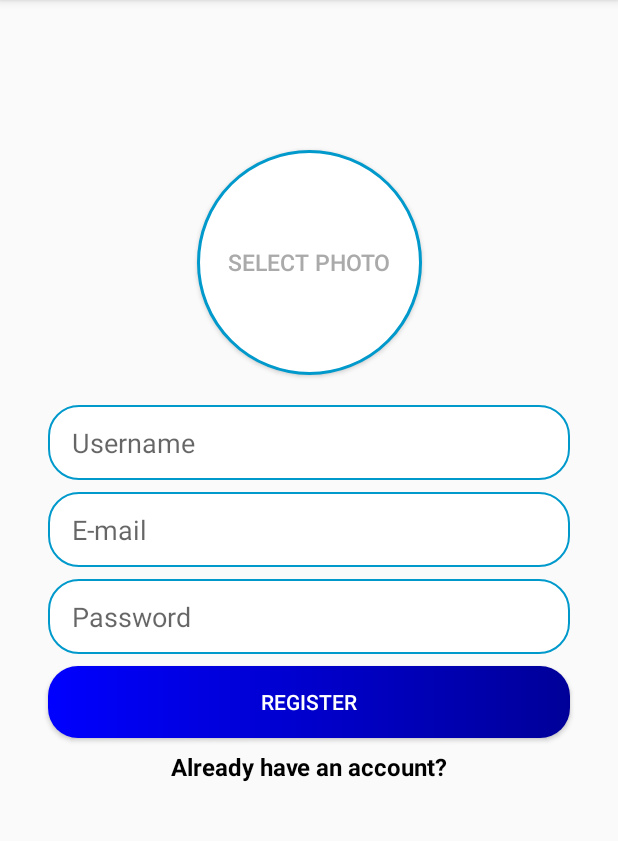
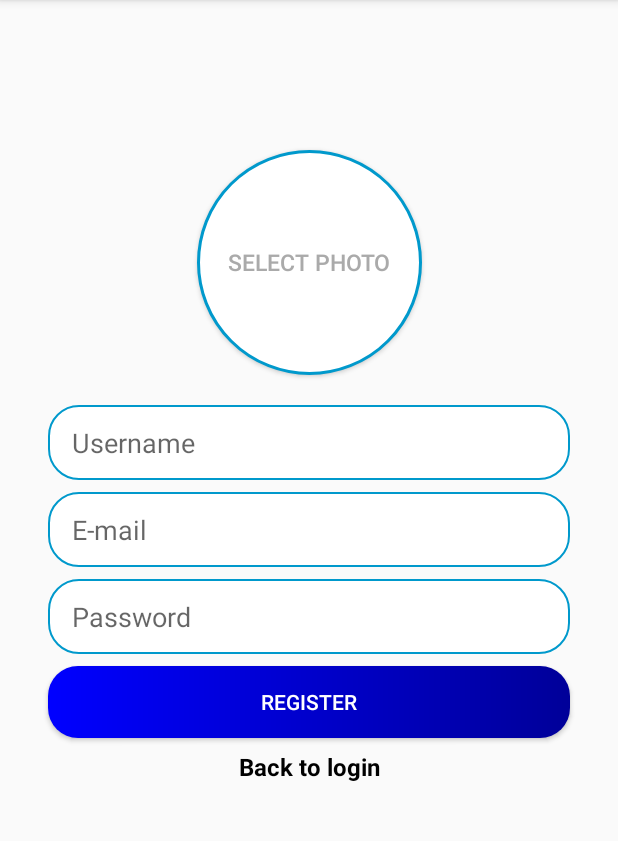
Before and after one commit to zakariamosa/NeighboursChat, an Android app: the fragment RegisterFragment shown on its own in the app's theme, on a phone screen of 412 x 824 dp, the part 84-925 px from its top. Run offline under Robolectric (Android 15) with nearby library versions, the phone set to English and light mode, and no system bars; our stand-ins replace CircleImageView.

Commit message:
Added transaction between login and register fragments.

```diff
--- a/app/src/main/java/com/example/neighbourschatapp/RegisterFragment.kt
+++ b/app/src/main/java/com/example/neighbourschatapp/RegisterFragment.kt
@@ -5,12 +5,24 @@ import androidx.fragment.app.Fragment
 import android.view.LayoutInflater
 import android.view.View
 import android.view.ViewGroup
+import android.widget.TextView
+import androidx.fragment.app.FragmentTransaction
 
 class RegisterFragment: Fragment() {
     @ExperimentalStdlibApi
     override fun onCreateView(inflater: LayoutInflater, container: ViewGroup?, savedInstanceState: Bundle?): View? {
         val view: View = inflater.inflate(R.layout.fragment_register, container, false)
 
+        val tvBackToLogin: TextView = view.findViewById(R.id.back_to_login)
+
+        tvBackToLogin.setOnClickListener {
+
+            val transaction: FragmentTransaction = this.fragmentManager!!.beginTransaction()
+            val frag: Fragment = LoginFragment()
+            transaction.replace(R.id.main_fragment_layout, frag)
+            transaction.commit()
+        }
+
         return view
     }
 }
--- a/app/src/main/res/layout/fragment_login.xml
+++ b/app/src/main/res/layout/fragment_login.xml
@@ -53,13 +53,13 @@
         app:layout_constraintTop_toBottomOf="@+id/password_edittext_login" />
 
     <TextView
-        android:id="@+id/back_to_register_textview"
+        android:id="@+id/go_to_register_textview"
         android:layout_width="wrap_content"
         android:layout_height="44dp"
         android:layout_marginStart="8dp"
         android:layout_marginTop="8dp"
         android:layout_marginEnd="8dp"
-        android:text="@string/back_to_registration"
+        android:text="@string/go_to_registration"
         android:textColor="@android:color/background_dark"
         android:textSize="16sp"
         android:textStyle="bold"
--- a/app/src/main/res/layout/fragment_register.xml
+++ b/app/src/main/res/layout/fragment_register.xml
@@ -44,6 +44,7 @@
         android:background="@drawable/rounded_edittext_register_login"
         android:ems="10"
         android:hint="@string/user_name"
+        android:autofillHints="@string/user_name"
         android:inputType="textPersonName"
         android:paddingStart="16dp"
         android:paddingEnd="16dp"
@@ -59,6 +60,7 @@
         android:background="@drawable/rounded_edittext_register_login"
         android:ems="10"
         android:hint="@string/e_mail"
+        android:autofillHints="@string/e_mail"
         android:inputType="textEmailAddress"
         android:paddingStart="16dp"
         android:paddingEnd="16dp"
@@ -74,6 +76,7 @@
         android:background="@drawable/rounded_edittext_register_login"
         android:ems="10"
         android:hint="@string/password"
+        android:autofillHints="@string/password"
         android:inputType="textPassword"
         android:paddingStart="16dp"
         android:paddingEnd="16dp"
@@ -94,13 +97,13 @@
         app:layout_constraintTop_toBottomOf="@+id/password_edittext_register" />
 
     <TextView
-        android:id="@+id/already_have_account_text_view"
+        android:id="@+id/back_to_login"
         android:layout_width="wrap_content"
         android:layout_height="wrap_content"
         android:layout_marginStart="8dp"
         android:layout_marginTop="8dp"
         android:layout_marginEnd="8dp"
-        android:text="@string/already_have_account"
+        android:text="@string/back_to_login"
         android:textColor="@android:color/background_dark"
         android:textSize="16sp"
         android:textStyle="bold"
--- a/app/src/main/res/values/strings.xml
+++ b/app/src/main/res/values/strings.xml
@@ -5,9 +5,9 @@
     <string name="e_mail">E-mail</string>
     <string name="password">Password</string>
     <string name="login">Login</string>
-    <string name="back_to_registration">Back to registration</string>
+    <string name="go_to_registration">Dont have an account? Go to registration</string>
     <string name="select_photo">Select photo</string>
     <string name="user_name">Username</string>
     <string name="register">Register</string>
-    <string name="already_have_account">Already have an account?</string>
+    <string name="back_to_login">Back to login</string>
 </resources>
```
Also changed, not shown: app/src/main/java/com/example/neighbourschatapp/LoginFragment.kt (+12 -0 lines).
